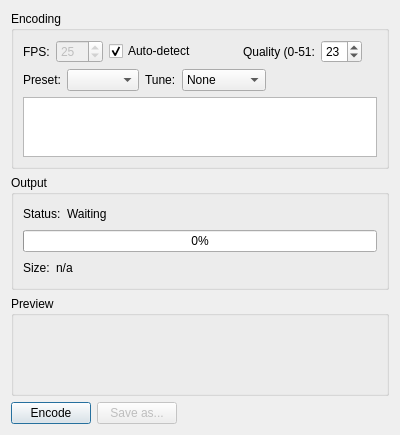
labyrinthofdreams/screenpicker, file x264encoderdialog.ui: the form before one commit.
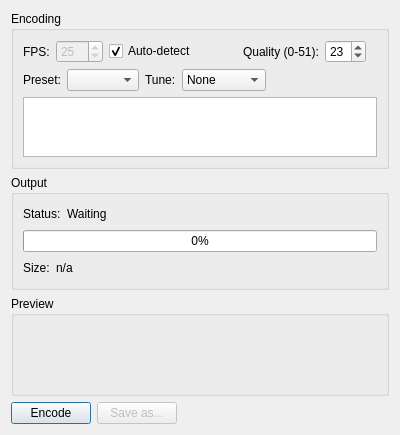
The form after the commit.

What changed in the file:
```diff
--- a/x264encoderdialog.ui
+++ b/x264encoderdialog.ui
@@ -86,7 +86,7 @@
         <item>
          <widget class="QLabel" name="label_3">
           <property name="text">
-           <string>Quality (0-51:</string>
+           <string>Quality (0-51):</string>
           </property>
          </widget>
         </item>
```
